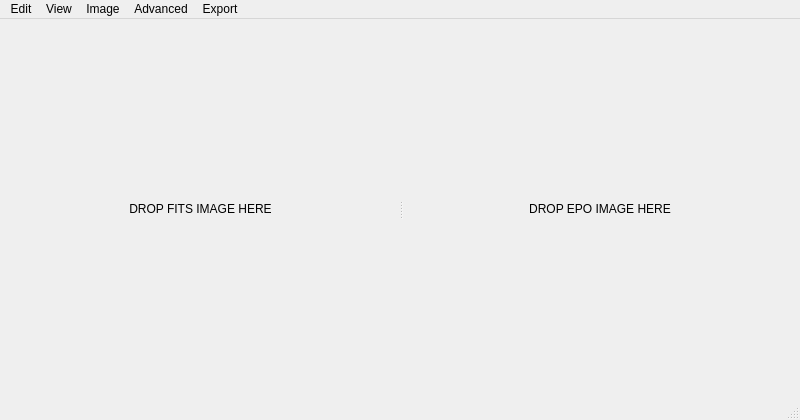
First picture: the form in gui/PinpointWCS.ui, repository kapadia/PinpointWCS, before the edit.
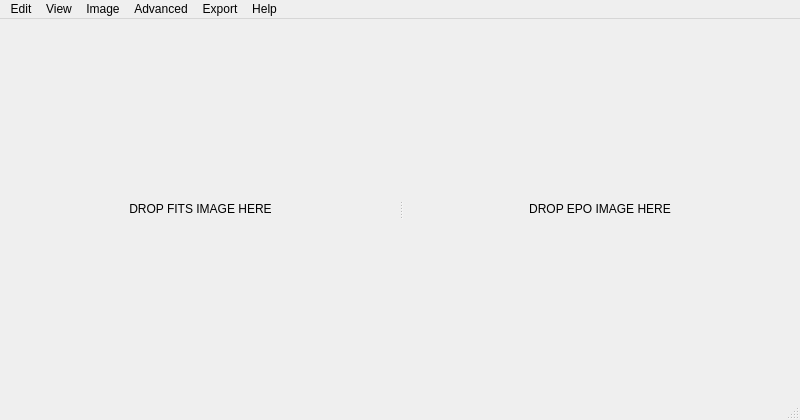
Second picture: the form after the edit. Custom widgets are drawn as their Qt base class.

Commit message: About dialog almost done.  Added automatic version and revision info.

Patch:
```diff
--- a/gui/PinpointWCS.ui
+++ b/gui/PinpointWCS.ui
@@ -196,11 +196,18 @@
     <addaction name="separator"/>
     <addaction name="actionInvert"/>
    </widget>
+   <widget class="QMenu" name="menuHelp">
+    <property name="title">
+     <string>Help</string>
+    </property>
+    <addaction name="actionAbout_PinpointWCS"/>
+   </widget>
    <addaction name="menuEdit"/>
    <addaction name="menuView"/>
    <addaction name="menuImage"/>
    <addaction name="menuAdvanced"/>
    <addaction name="menuExport"/>
+   <addaction name="menuHelp"/>
   </widget>
   <widget class="QStatusBar" name="statusbar"/>
   <action name="actionCoordinates">
```
Left out of the diff: 5 changed lines with no effect on the pictures. The commit also changes 7 other files.
